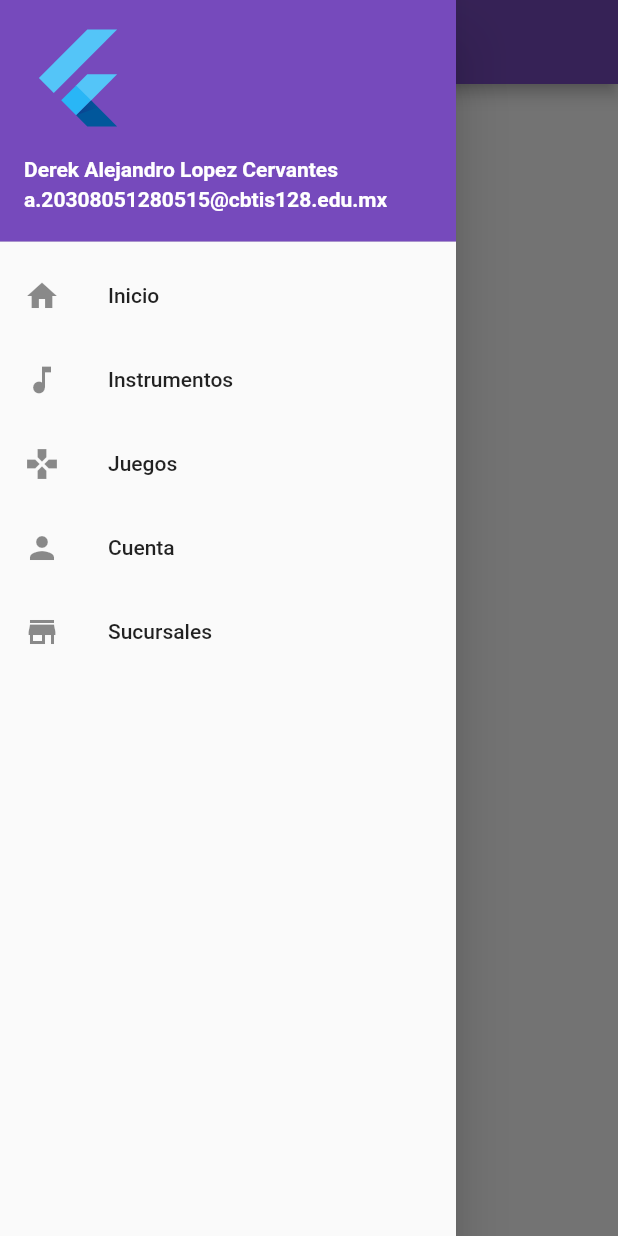
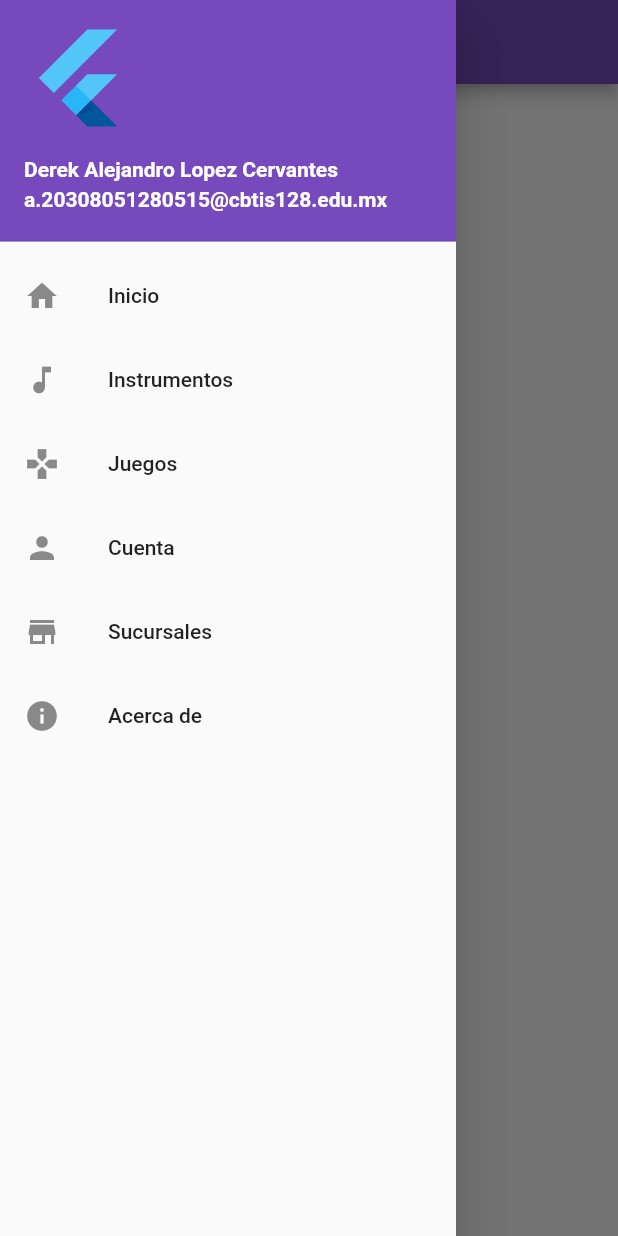
Before and after one commit to DerekAlejandroLopezCervantes/DrawerFlutlab, a Flutter app: the screen it shows after launch, with the side drawer open, on a phone screen of 412 x 824 dp. Run offline on Flutter 3.47's test engine with Material 2 defaults, Android fonts, the phone set to English and light mode, and no system bars.

Commit message:
drawer v3

```diff
--- a/lib/main.dart
+++ b/lib/main.dart
@@ -101,6 +101,22 @@ class _MyHomePageState extends State<MyHomePage> {
                 Navigator.pop(context);
               },
             ),
+            AboutListTile(
+              // <-- SEE HERE
+              icon: Icon(
+                Icons.info,
+              ),
+              child: Text('Acerca de'),
+              applicationIcon: Icon(
+                Icons.local_play,
+              ),
+              applicationName: 'Sounds App',
+              applicationVersion: '1.0.25',
+              applicationLegalese: '© 2019 Company',
+              aboutBoxChildren: [
+                ///Content goes here...
+              ],
+            ),
           ],
         ),
       ),
```
